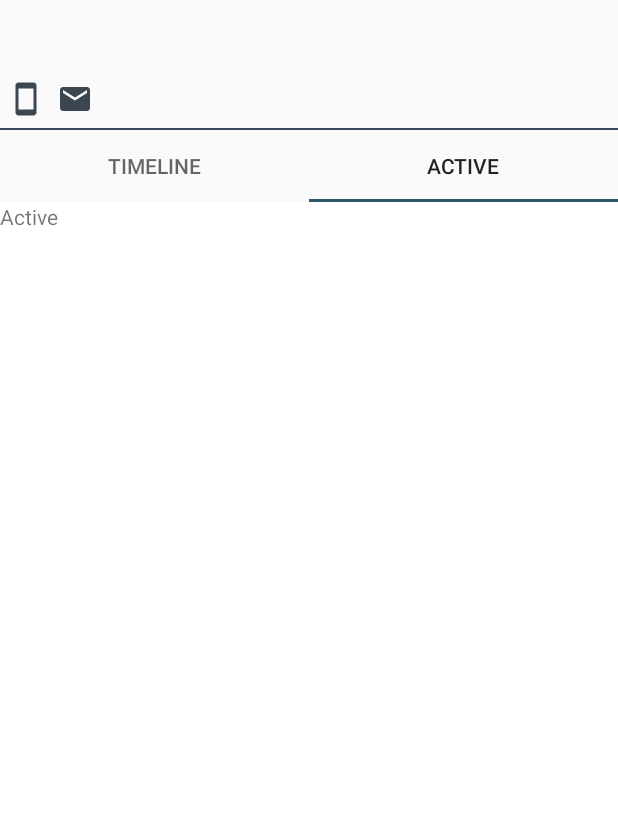
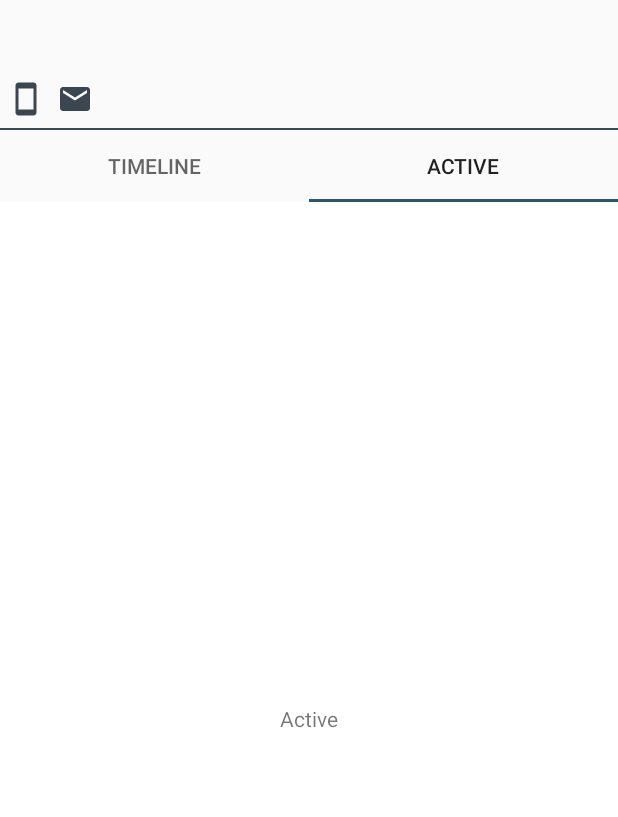
Before and after one commit to As-k/CRM, an Android app: the TimelineFragment screen opened directly, with no data from a screen before it, tab 2 chosen, on a phone screen of 412 x 824 dp. Shown: the top 817 px of the screen. Run offline under Robolectric (Android 15) with nearby library versions, the phone set to English and light mode, and no system bars; 6 statements that could not run were skipped.

Commit message:
some modification

```diff
--- a/app/src/main/java/com/cioc/crm/ActiveFragment.java
+++ b/app/src/main/java/com/cioc/crm/ActiveFragment.java
@@ -23,7 +23,9 @@ public class ActiveFragment extends Fragment {
     public View onCreateView(LayoutInflater inflater, ViewGroup container,
                              Bundle savedInstanceState) {
         // Inflate the layout for this fragment
-        return inflater.inflate(R.layout.fragment_active, container, false);
+        View v = inflater.inflate(R.layout.fragment_active, container, false);
+
+        return v;
     }
 
 }
--- a/app/src/main/java/com/cioc/crm/TimelineFragment.java
+++ b/app/src/main/java/com/cioc/crm/TimelineFragment.java
@@ -23,7 +23,9 @@ public class TimelineFragment extends Fragment {
     public View onCreateView(LayoutInflater inflater, ViewGroup container,
                              Bundle savedInstanceState) {
         // Inflate the layout for this fragment
-        return inflater.inflate(R.layout.fragment_timeline, container, false);
+        View v = inflater.inflate(R.layout.fragment_timeline, container, false);
+
+        return v;
     }
 
 }
--- a/app/src/main/res/layout/fragment_active.xml
+++ b/app/src/main/res/layout/fragment_active.xml
@@ -5,11 +5,21 @@
     android:background="@color/project_color"
     tools:context="com.cioc.crm.ActiveFragment">
 
-    <!-- TODO: Update blank fragment layout -->
-    <TextView
+    <LinearLayout
         android:layout_width="match_parent"
         android:layout_height="match_parent"
-        android:layout_gravity="center"
-        android:text="Active" />
+        android:orientation="vertical"
+        android:gravity="center">
+
+        <!-- TODO: Update blank fragment layout -->
+        <TextView
+            android:layout_width="wrap_content"
+            android:layout_height="wrap_content"
+            android:layout_gravity="center"
+            android:text="Active" />
+
+    </LinearLayout>
+
+
 
 </FrameLayout>
--- a/app/src/main/res/layout/fragment_timeline.xml
+++ b/app/src/main/res/layout/fragment_timeline.xml
@@ -5,10 +5,17 @@
     android:background="@color/project_color"
     tools:context="com.cioc.crm.TimelineFragment">
 
-    <!-- TODO: Update blank fragment layout -->
-    <TextView
+    <LinearLayout
         android:layout_width="match_parent"
         android:layout_height="match_parent"
-        android:text="TimeLine" />
+        android:orientation="vertical"
+        android:gravity="center">
 
+        <!-- TODO: Update blank fragment layout -->
+        <TextView
+            android:layout_width="wrap_content"
+            android:layout_height="wrap_content"
+            android:text="TimeLine" />
+
+    </LinearLayout>
 </FrameLayout>
```
